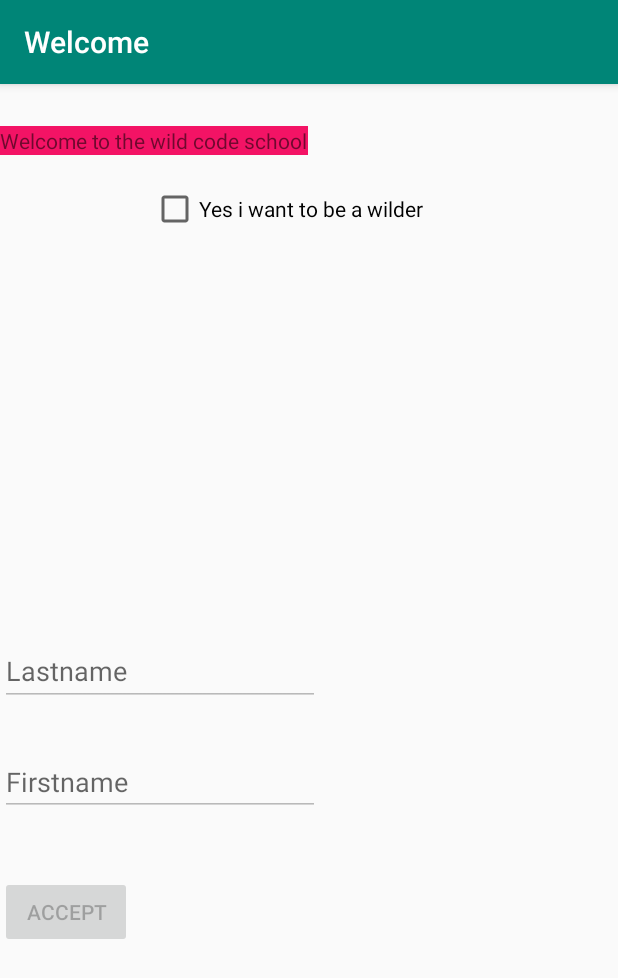
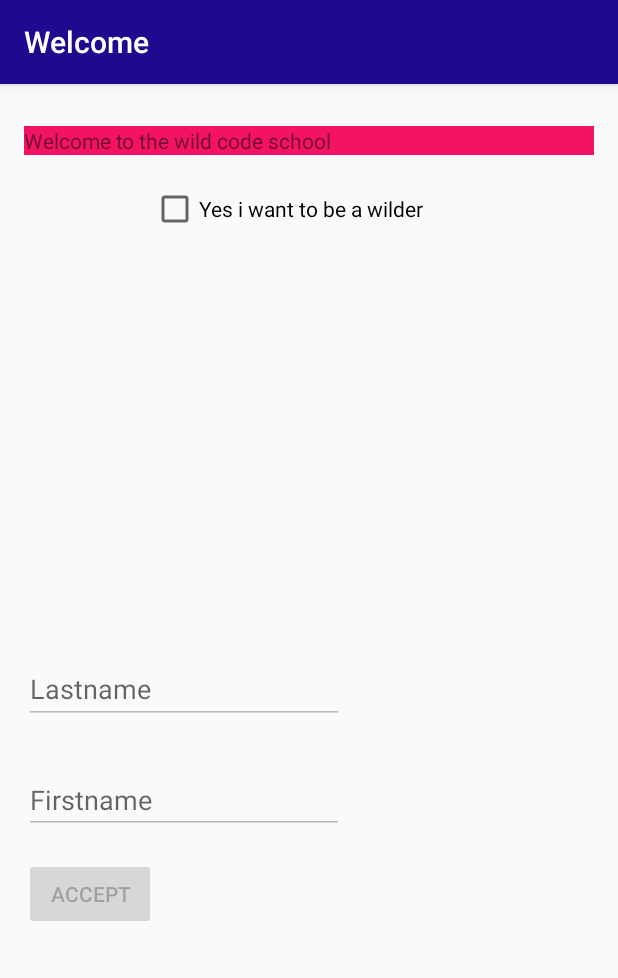
Before and after one commit to heptimi/WelcomeWilder, an Android app: the screen it shows after launch (MainActivity), on a phone screen of 412 x 824 dp. Shown: the top 978 px of the screen. Run offline under Robolectric (Android 15) with nearby library versions, the phone set to English and light mode, and no system bars.

Commit message:
Color and marge modified

```diff
--- a/app/src/main/res/layout/activity_main.xml
+++ b/app/src/main/res/layout/activity_main.xml
@@ -8,10 +8,12 @@
 
     <TextView
         android:id="@+id/textView"
-        android:layout_width="wrap_content"
+        android:layout_width="0dp"
         android:layout_height="wrap_content"
+        android:layout_marginStart="16dp"
+
         android:layout_marginTop="28dp"
-
+        android:layout_marginEnd="16dp"
         android:background="@color/colorAccent"
         android:text="@string/Welcome"
         app:layout_constraintEnd_toEndOf="parent"
@@ -34,6 +36,7 @@
         android:id="@+id/etLastName"
         android:layout_width="wrap_content"
         android:layout_height="46dp"
+        android:layout_marginStart="16dp"
         android:layout_marginTop="8dp"
         android:layout_marginBottom="28dp"
         android:ems="10"
@@ -51,7 +54,8 @@
         android:id="@+id/etFirstname"
         android:layout_width="wrap_content"
         android:layout_height="wrap_content"
-        android:layout_marginBottom="40dp"
+        android:layout_marginStart="16dp"
+        android:layout_marginBottom="16dp"
         android:ems="10"
         android:enabled="false"
         android:hint="@string/Firstname"
@@ -65,9 +69,10 @@
         android:id="@+id/button"
         android:layout_width="wrap_content"
         android:layout_height="wrap_content"
-        android:layout_marginBottom="192dp"
+        android:layout_marginStart="16dp"
+        android:layout_marginBottom="204dp"
+        android:enabled="false"
         android:text="@string/Accept"
-        android:enabled="false"
         app:layout_constraintBottom_toBottomOf="parent"
         app:layout_constraintEnd_toEndOf="parent"
         app:layout_constraintHorizontal_bias="0.0"
--- a/app/src/main/res/values/colors.xml
+++ b/app/src/main/res/values/colors.xml
@@ -1,6 +1,6 @@
 <?xml version="1.0" encoding="utf-8"?>
 <resources>
-    <color name="colorPrimary">#008577</color>
-    <color name="colorPrimaryDark">#00574B</color>
+    <color name="colorPrimary">#1e0a8f</color>
+    <color name="colorPrimaryDark">#2a5899</color>
     <color name="colorAccent">#f31365</color>
 </resources>
```
